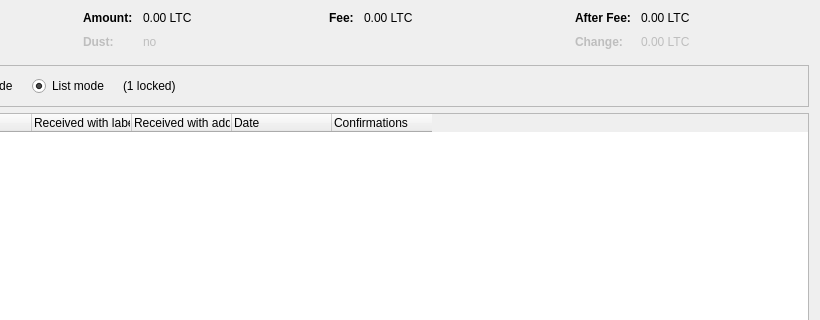
Qt form src/qt/forms/coincontroldialog.ui (dmineglobal/techsnetworkcoin) before a commit; both pictures show x 180 to 1000 and y 0 to 320 of the 1000 by 500 pixel window.
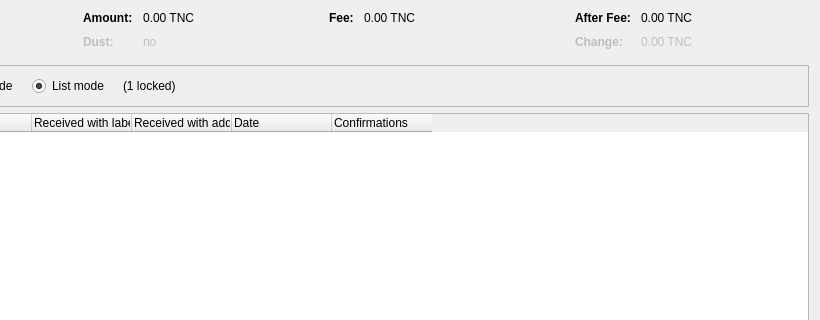
The same form after that commit. Custom widgets are drawn as their Qt base class.

```diff
--- a/src/qt/forms/coincontroldialog.ui
+++ b/src/qt/forms/coincontroldialog.ui
@@ -132,7 +132,7 @@
           <enum>Qt::ActionsContextMenu</enum>
          </property>
          <property name="text">
-          <string notr="true">0.00 LTC</string>
+          <string notr="true">0.00 TNC</string>
          </property>
          <property name="textInteractionFlags">
           <set>Qt::LinksAccessibleByMouse|Qt::TextSelectableByKeyboard|Qt::TextSelectableByMouse</set>
@@ -212,7 +212,7 @@
           <enum>Qt::ActionsContextMenu</enum>
          </property>
          <property name="text">
-          <string notr="true">0.00 LTC</string>
+          <string notr="true">0.00 TNC</string>
          </property>
          <property name="textInteractionFlags">
           <set>Qt::LinksAccessibleByMouse|Qt::TextSelectableByKeyboard|Qt::TextSelectableByMouse</set>
@@ -257,7 +257,7 @@
           <enum>Qt::ActionsContextMenu</enum>
          </property>
          <property name="text">
-          <string notr="true">0.00 LTC</string>
+          <string notr="true">0.00 TNC</string>
          </property>
          <property name="textInteractionFlags">
           <set>Qt::LinksAccessibleByMouse|Qt::TextSelectableByKeyboard|Qt::TextSelectableByMouse</set>
@@ -292,7 +292,7 @@
           <enum>Qt::ActionsContextMenu</enum>
          </property>
          <property name="text">
-          <string notr="true">0.00 LTC</string>
+          <string notr="true">0.00 TNC</string>
          </property>
          <property name="textInteractionFlags">
           <set>Qt::LinksAccessibleByMouse|Qt::TextSelectableByKeyboard|Qt::TextSelectableByMouse</set>
```
